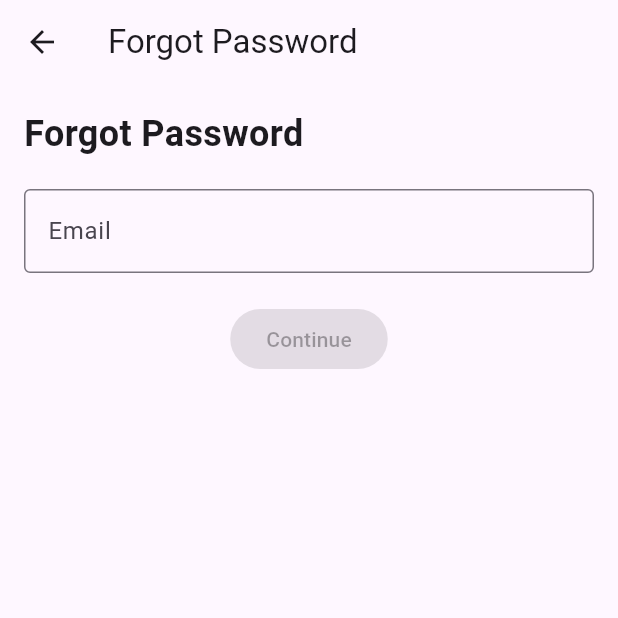
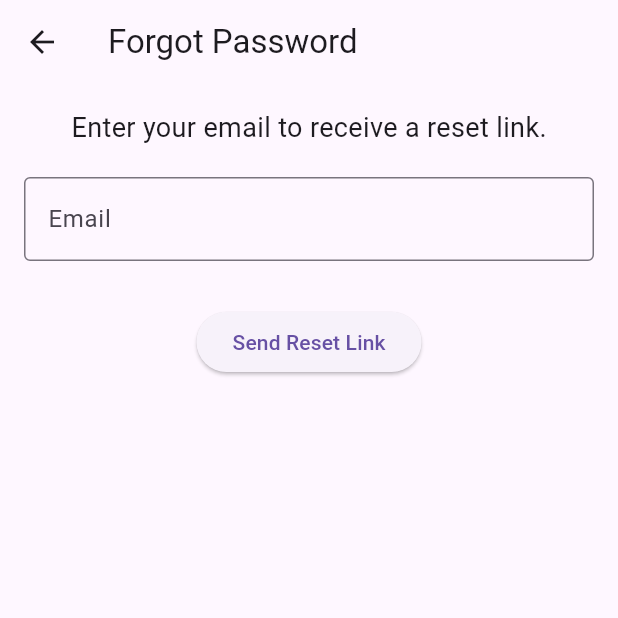
Before and after one commit to ReindorfN/market_navigator, a Flutter app: the ForgotPasswordPage screen opened directly, on a phone screen of 412 x 824 dp, the top half of it. Run offline on Flutter 3.47's test engine with Material 3 defaults, Android fonts, the phone set to English and light mode, and no system bars; our stand-ins replace cloud_firestore, firebase_auth, firebase_core, flutter_form_builder, form_builder_validators, smooth_page_indicator; accounts and stored records are empty.

Commit message:
Implemented forgot password feature

```diff
--- a/lib/Screens/forgotPassword.dart
+++ b/lib/Screens/forgotPassword.dart
@@ -1,4 +1,5 @@
 import 'package:flutter/material.dart';
+import 'package:firebase_auth/firebase_auth.dart';
 
 class ForgotPasswordPage extends StatefulWidget {
   @override
@@ -8,84 +9,63 @@ class ForgotPasswordPage extends StatefulWidget {
 class _ForgotPasswordPageState extends State<ForgotPasswordPage> {
   final _formKey = GlobalKey<FormState>();
   final _emailController = TextEditingController();
-  final _otpController = TextEditingController();
-  final _newPasswordController = TextEditingController();
-  final _confirmPasswordController = TextEditingController();
-
-  bool _isEmailValid = false;
-  bool _isOTPSent = false;
-  bool _isOTPVerified = false;
-  String _generatedOTP = ''; // Simulated OTP for demonstration
+  bool _isLoading = false;
 
   @override
   void dispose() {
     _emailController.dispose();
-    _otpController.dispose();
-    _newPasswordController.dispose();
-    _confirmPasswordController.dispose();
     super.dispose();
   }
 
-  // Simulate sending an OTP
-  void _sendOTP() {
+  Future<void> _sendResetEmail() async {
     if (_formKey.currentState!.validate()) {
       setState(() {
-        _isOTPSent = true;
-        _generatedOTP = '123456'; // Simulated OTP (replace with actual OTP logic)
+        _isLoading = true;
       });
+
+      try {
+        await FirebaseAuth.instance.sendPasswordResetEmail(
+          email: _emailController.text.trim(),
+        );
+
         ScaffoldMessenger.of(context).showSnackBar(
-        SnackBar(content: Text('An OTP pin has been sent to your email.')),
+          SnackBar(
+              content:
+                  Text('Password reset link sent! Please check your email.')),
         );
-    }
+
+        Navigator.pop(context); // Go back to login screen
+      } on FirebaseAuthException catch (e) {
+        String message = 'An error occurred. Please try again.';
+        if (e.code == 'user-not-found') {
+          message = 'No user found with this email.';
+        } else if (e.code == 'invalid-email') {
+          message = 'Invalid email format.';
         }
 
-  // Verify the OTP
-  void _verifyOTP() {
-    if (_otpController.text == _generatedOTP) {
+        ScaffoldMessenger.of(context)
+            .showSnackBar(SnackBar(content: Text(message)));
+      } finally {
         setState(() {
-        _isOTPVerified = true;
+          _isLoading = false;
         });
-      ScaffoldMessenger.of(context).showSnackBar(
-        SnackBar(content: Text('OTP verified successfully!')),
-      );
-    } else {
-      ScaffoldMessenger.of(context).showSnackBar(
-        SnackBar(content: Text('Invalid OTP. Please try again.')),
-      );
       }
-  }
-
-  // Reset the password
-  void _resetPassword() {
-    if (_newPasswordController.text == _confirmPasswordController.text) {
-      ScaffoldMessenger.of(context).showSnackBar(
-        SnackBar(content: Text('Password reset successfully!')),
-      );
-      // Navigate back to the login page or perform other actions
-      Navigator.pop(context);
-    } else {
-      ScaffoldMessenger.of(context).showSnackBar(
-        SnackBar(content: Text('Passwords do not match. Please try again.')),
-      );
     }
   }
 
   @override
   Widget build(BuildContext context) {
     return Scaffold(
-      appBar: AppBar(
-        title: Text('Forgot Password'),
-      ),
+      appBar: AppBar(title: Text('Forgot Password')),
       body: Padding(
         padding: const EdgeInsets.all(16.0),
         child: Form(
           key: _formKey,
           child: Column(
-            crossAxisAlignment: CrossAxisAlignment.start,
             children: [
               Text(
-                'Forgot Password',
-                style: TextStyle(fontSize: 24, fontWeight: FontWeight.bold),
+                'Enter your email to receive a reset link.',
+                style: TextStyle(fontSize: 18),
               ),
               SizedBox(height: 20),
               TextFormField(
@@ -95,95 +75,22 @@ class _ForgotPasswordPageState extends State<ForgotPasswordPage> {
                   border: OutlineInputBorder(),
                 ),
                 validator: (value) {
-                  if (value == null || value.isEmpty) {
+                  if (value == null || value.isEmpty)
                     return 'Please enter your email';
-                  }
-                  if (!RegExp(r'^[\w-\.]+@([\w-]+\.)+[\w-]{2,4}$').hasMatch(value)) {
-                    return 'Please enter a valid email';
-                  }
-                  return null;
-                },
-                onChanged: (value) {
-                  setState(() {
-                    _isEmailValid = RegExp(r'^[\w-\.]+@([\w-]+\.)+[\w-]{2,4}$').hasMatch(value);
-                  });
-                },
-              ),
-              SizedBox(height: 20),
-              if (!_isOTPSent)
-                Center(
-                  child: ElevatedButton(
-                    onPressed: _isEmailValid ? _sendOTP : null,
-                    child: Text('Continue'),
-                  ),
-                ),
-              if (_isOTPSent) ...[
-                TextFormField(
-                  controller: _otpController,
-                  decoration: InputDecoration(
-                    labelText: 'Enter OTP',
-                    border: OutlineInputBorder(),
-                  ),
-                  validator: (value) {
-                    if (value == null || value.isEmpty) {
-                      return 'Please enter the OTP';
+                  if (!RegExp(r'^[\w-\.]+@([\w-]+\.)+[\w-]{2,4}$')
+                      .hasMatch(value)) {
+                    return 'Enter a valid email';
                   }
                   return null;
                 },
               ),
-                SizedBox(height: 20),
-                Center(
-                  child: ElevatedButton(
-                    onPressed: _verifyOTP,
-                    child: Text('Verify OTP'),
+              SizedBox(height: 30),
+              _isLoading
+                  ? CircularProgressIndicator()
+                  : ElevatedButton(
+                      onPressed: _sendResetEmail,
+                      child: Text('Send Reset Link'),
                     ),
-                ),
-              ],
-              if (_isOTPVerified) ...[
-                SizedBox(height: 20),
-                TextFormField(
-                  controller: _newPasswordController,
-                  decoration: InputDecoration(
-                    labelText: 'New Password',
-                    border: OutlineInputBorder(),
-                  ),
-                  obscureText: true,
-                  validator: (value) {
-                    if (value == null || value.isEmpty) {
-                      return 'Please enter a new password';
-                    }
-                    if (value.length < 8) {
-                      return 'Password must be at least 8 characters';
-                    }
-                    return null;
-                  },
-                ),
-                SizedBox(height: 20),
-                TextFormField(
-                  controller: _confirmPasswordController,
-                  decoration: InputDecoration(
-                    labelText: 'Confirm New Password',
-                    border: OutlineInputBorder(),
-                  ),
-                  obscureText: true,
-                  validator: (value) {
-                    if (value == null || value.isEmpty) {
-                      return 'Please confirm your new password';
-                    }
-                    if (value != _newPasswordController.text) {
-                      return 'Passwords do not match';
-                    }
-                    return null;
-                  },
-                ),
-                SizedBox(height: 20),
-                Center(
-                  child: ElevatedButton(
-                    onPressed: _resetPassword,
-                    child: Text('Reset Password'),
-                  ),
-                ),
-              ],
             ],
           ),
         ),
--- a/lib/Screens/login.dart
+++ b/lib/Screens/login.dart
@@ -31,6 +31,14 @@ class _LoginPageState extends State<LoginPage> {
         final email = _emailController.text.trim();
         final password = _passwordController.text.trim();
 
+        // Ensure email and password are not empty
+        if (email.isEmpty || password.isEmpty) {
+          throw FirebaseAuthException(
+            code: 'invalid-credential',
+            message: 'Email and password cannot be empty.',
+          );
+        }
+
         // Sign in with Firebase Authentication
         UserCredential userCredential = await FirebaseAuth.instance
             .signInWithEmailAndPassword(email: email, password: password);
@@ -46,20 +54,23 @@ class _LoginPageState extends State<LoginPage> {
           MaterialPageRoute(builder: (context) => HomeScreen()),
         );
       } on FirebaseAuthException catch (e) {
-        // Handle specific Firebase Authentication errors
-        String errorMessage = 'Login failed';
+        print("FirebaseAuthException code: ${e.code}"); // Debug print
+        String errorMessage = 'Login failed. Please try again.';
 
-        if (e.code == 'user-not-found') {
-          errorMessage = 'No user found for that email.';
+        if (e.code == 'invalid-credential') {
+          errorMessage = 'Please check your email and/or password.';
+        } else if (e.code == 'invalid-email') {
+          errorMessage =
+              'The email address is invalid. Please check the format.';
+        } else if (e.code == 'user-not-found') {
+          errorMessage =
+              'No user found for that email. Please check your email address.';
         } else if (e.code == 'wrong-password') {
           errorMessage = 'Incorrect password provided.';
-        } else if (e.code == 'invalid-email') {
-          errorMessage = 'The email address is not valid.';
         } else if (e.code == 'user-disabled') {
           errorMessage = 'The user account has been disabled.';
         }
 
-        // Show error message in SnackBar
         ScaffoldMessenger.of(context).showSnackBar(
           SnackBar(content: Text(errorMessage)),
         );
```
Also changed, not shown: 4 other files. Lines whose indentation alone changed are shown as unchanged.
